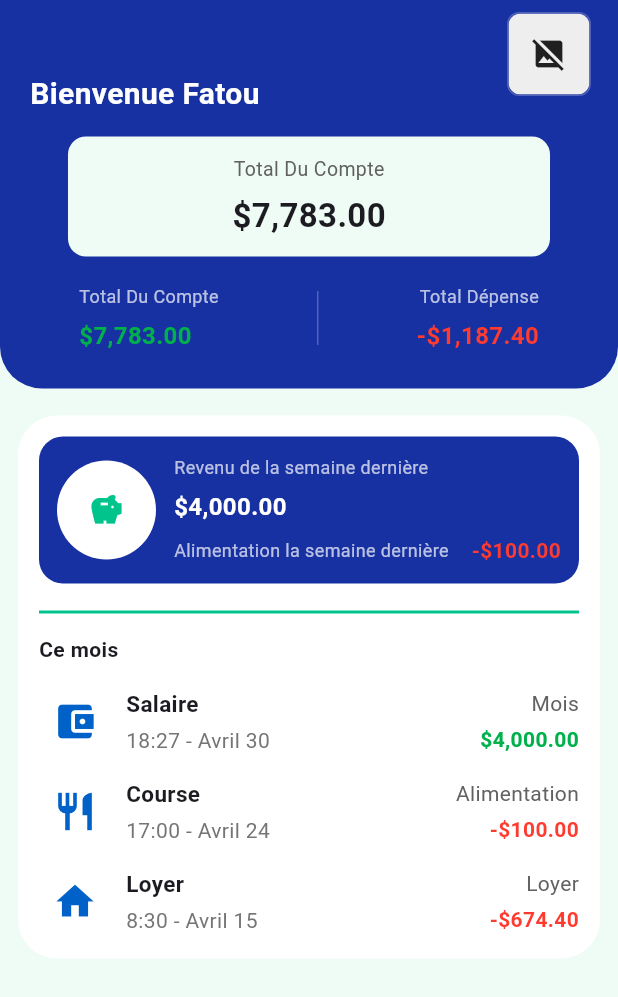
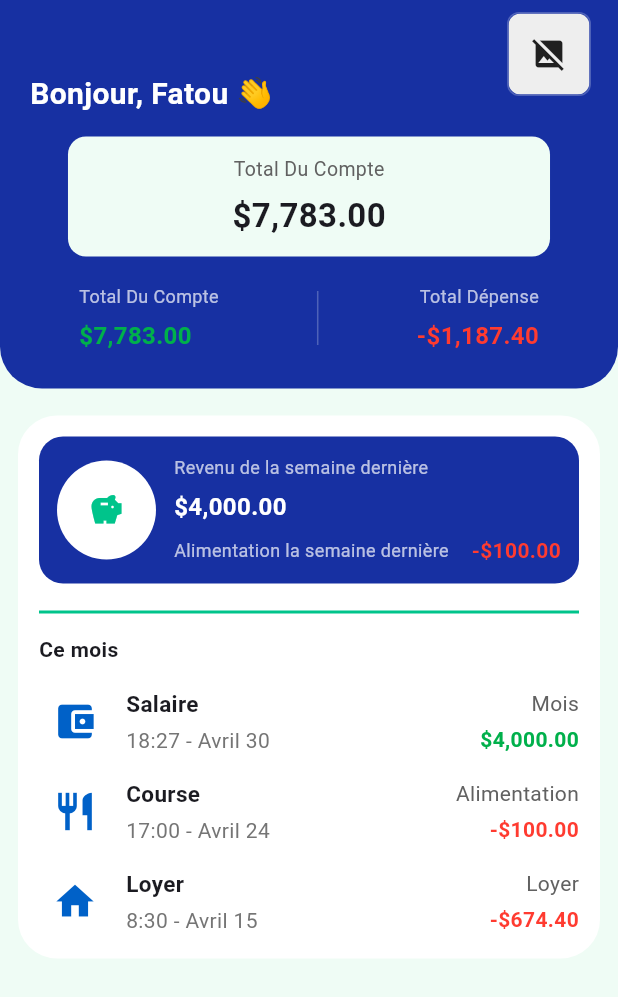
Before and after one commit to NelsonWilliam237/ProjectDart, a Flutter app: the HomePage screen opened directly, on a phone screen of 412 x 824 dp. Shown: the top 997 px of the screen. Run offline on Flutter 3.47's test engine with Material 3 defaults, Android fonts, the phone set to English and light mode, and no system bars.

Commit message:
page acceuil

```diff
--- a/lib/page_accueil.dart
+++ b/lib/page_accueil.dart
@@ -2,6 +2,18 @@
 import 'dart:io';
 import 'package:flutter/material.dart';
 import 'package:intl/intl.dart';
+
+String greeting() {
+  final hour = DateTime.now().hour;
+  if (hour < 12) {
+    return "Bonjour";
+  } else if (hour < 18) {
+    return "Bonne après-midi";
+  } else {
+    return "Bonsoir";
+  }
+}
+
 
 class HomePage extends StatelessWidget {
   const HomePage({super.key});
@@ -59,13 +71,14 @@ class HomePage extends StatelessWidget {
                             ),
                             const SizedBox(height: 6),
                             Text(
-                              'Bienvenue Fatou',
-                              style: TextStyle(
-                                color: Colors.white,
-                                fontSize: 20,
-                                fontWeight: FontWeight.w700,
+                              '${greeting()}, Fatou 👋',
+                                style: const TextStyle(
+                                  color: Colors.white,
+                                  fontSize: 20,
+                                  fontWeight: FontWeight.w700,
+                                ),
                               ),
-                            ),
+
                             const SizedBox(height: 14),
 
                             // Total du compte card (mint rounded rectangle)
```
